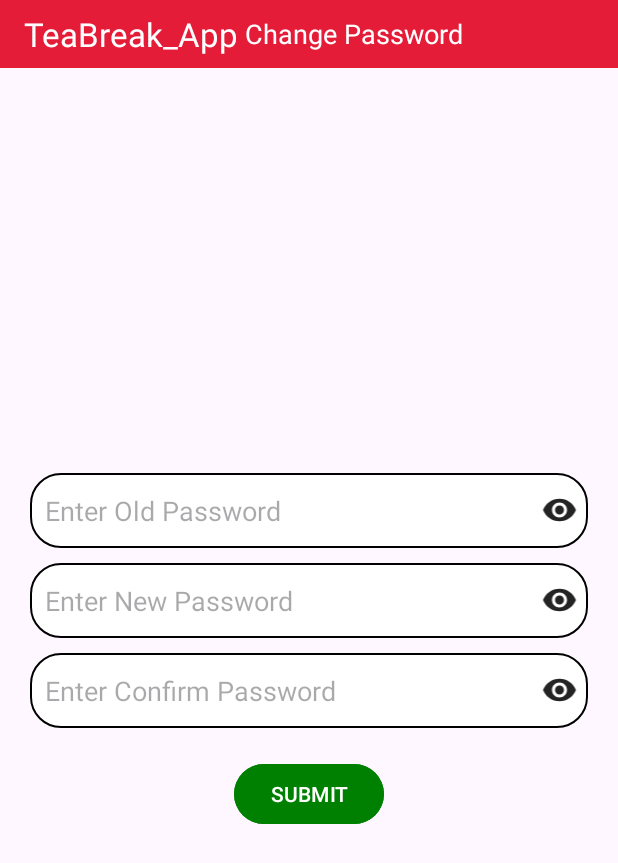
After one commit to sudharani524/TeaBreak_App2, an Android app: the ChangePasswordActivity screen opened directly, with no data from a screen before it, on a phone screen of 412 x 824 dp. The commit adds this screen. Shown: the top 863 px of the screen. Run offline under Robolectric (Android 15) with nearby library versions, the phone set to English and light mode, and no system bars.

Commit message:
change password api call

```diff
--- a/app/src/main/AndroidManifest.xml
+++ b/app/src/main/AndroidManifest.xml
@@ -72,6 +72,12 @@
         <activity
             android:name=".Ui.DashboardActivity"
             android:exported="false" />
+
+        <activity
+            android:name=".Ui.ChangePasswordActivity"
+            android:exported="false" />
+
+
         <activity
             android:name=".Ui.MainActivity"
             android:exported="false" />
--- a/app/src/main/java/com/example/teabreak_app/Ui/DashboardActivity.java
+++ b/app/src/main/java/com/example/teabreak_app/Ui/DashboardActivity.java
@@ -324,6 +324,9 @@ public class DashboardActivity extends AppCompatActivity implements NavigationVi
         else if(id == R.id.Faq){
             startActivity(new Intent(DashboardActivity.this, Faqs.class));
         }
+        else if(id==R.id.change_pswd){
+            startActivity(new Intent(DashboardActivity.this,ChangePasswordActivity.class));
+        }
         else if(id ==R.id.logout){
             AlertDialog logoutDialog = new AlertDialog.Builder(DashboardActivity.this).setTitle("logout")
                     .setMessage("Are you really want to logout")
--- a/app/src/main/java/com/example/teabreak_app/Utils/Constant.java
+++ b/app/src/main/java/com/example/teabreak_app/Utils/Constant.java
@@ -4,4 +4,6 @@ public class Constant {
 
     public static final String SERVER_BASE_URL = "https://teabreak.digitalrupay.com/webservices/";
 
+    public static final String ccavenue_test_url=" https://test.ccavenue.com";
+
 }
--- a/app/src/main/java/com/example/teabreak_app/repository/ApiInterface.java
+++ b/app/src/main/java/com/example/teabreak_app/repository/ApiInterface.java
@@ -33,4 +33,8 @@ public interface ApiInterface {
     @POST("login/user_logout")
     Call<JsonObject>logout (@Body JsonObject jsonObject);
 
+    @Headers("Content-Type: application/json")
+    @POST("apis/change_pwd")
+    Call<JsonObject>change_password(@Body JsonObject jsonObject);
+
 }
--- /dev/null
+++ b/app/src/main/res/drawable/notvisible.xml
@@ -0,0 +1,5 @@
+<vector android:alpha="0.86" android:height="24dp"
+    android:tint="@color/black" android:viewportHeight="24"
+    android:viewportWidth="24" android:width="24dp" xmlns:android="http://schemas.android.com/apk/res/android">
+    <path android:fillColor="@android:color/white" android:pathData="M12,7c2.76,0 5,2.24 5,5 0,0.65 -0.13,1.26 -0.36,1.83l2.92,2.92c1.51,-1.26 2.7,-2.89 3.43,-4.75 -1.73,-4.39 -6,-7.5 -11,-7.5 -1.4,0 -2.74,0.25 -3.98,0.7l2.16,2.16C10.74,7.13 11.35,7 12,7zM2,4.27l2.28,2.28 0.46,0.46C3.08,8.3 1.78,10.02 1,12c1.73,4.39 6,7.5 11,7.5 1.55,0 3.03,-0.3 4.38,-0.84l0.42,0.42L19.73,22 21,20.73 3.27,3 2,4.27zM7.53,9.8l1.55,1.55c-0.05,0.21 -0.08,0.43 -0.08,0.65 0,1.66 1.34,3 3,3 0.22,0 0.44,-0.03 0.65,-0.08l1.55,1.55c-0.67,0.33 -1.41,0.53 -2.2,0.53 -2.76,0 -5,-2.24 -5,-5 0,-0.79 0.2,-1.53 0.53,-2.2zM11.84,9.02l3.15,3.15 0.02,-0.16c0,-1.66 -1.34,-3 -3,-3l-0.17,0.01z"/>
+</vector>
--- /dev/null
+++ b/app/src/main/res/drawable/pswd.xml
@@ -0,0 +1,5 @@
+<vector android:height="24dp" android:tint="#000000"
+    android:viewportHeight="24" android:viewportWidth="24"
+    android:width="24dp" xmlns:android="http://schemas.android.com/apk/res/android">
+    <path android:fillColor="@android:color/white" android:pathData="M2,17h20v2H2V17zM3.15,12.95L4,11.47l0.85,1.48l1.3,-0.75L5.3,10.72H7v-1.5H5.3l0.85,-1.47L4.85,7L4,8.47L3.15,7l-1.3,0.75L2.7,9.22H1v1.5h1.7L1.85,12.2L3.15,12.95zM9.85,12.2l1.3,0.75L12,11.47l0.85,1.48l1.3,-0.75l-0.85,-1.48H15v-1.5h-1.7l0.85,-1.47L12.85,7L12,8.47L11.15,7l-1.3,0.75l0.85,1.47H9v1.5h1.7L9.85,12.2zM23,9.22h-1.7l0.85,-1.47L20.85,7L20,8.47L19.15,7l-1.3,0.75l0.85,1.47H17v1.5h1.7l-0.85,1.48l1.3,0.75L20,11.47l0.85,1.48l1.3,-0.75l-0.85,-1.48H23V9.22z"/>
+</vector>
--- /dev/null
+++ b/app/src/main/res/drawable/visible.xml
@@ -0,0 +1,5 @@
+<vector android:alpha="0.86" android:height="24dp"
+    android:tint="@color/black" android:viewportHeight="24"
+    android:viewportWidth="24" android:width="24dp" xmlns:android="http://schemas.android.com/apk/res/android">
+    <path android:fillColor="@android:color/white" android:pathData="M12,4.5C7,4.5 2.73,7.61 1,12c1.73,4.39 6,7.5 11,7.5s9.27,-3.11 11,-7.5c-1.73,-4.39 -6,-7.5 -11,-7.5zM12,17c-2.76,0 -5,-2.24 -5,-5s2.24,-5 5,-5 5,2.24 5,5 -2.24,5 -5,5zM12,9c-1.66,0 -3,1.34 -3,3s1.34,3 3,3 3,-1.34 3,-3 -1.34,-3 -3,-3z"/>
+</vector>
--- /dev/null
+++ b/app/src/main/res/layout/activity_change_password.xml
@@ -0,0 +1,180 @@
+<?xml version="1.0" encoding="utf-8"?>
+<LinearLayout xmlns:android="http://schemas.android.com/apk/res/android"
+    xmlns:app="http://schemas.android.com/apk/res-auto"
+    xmlns:tools="http://schemas.android.com/tools"
+    android:layout_width="match_parent"
+    android:layout_height="match_parent"
+    android:orientation="vertical"
+    android:weightSum="10"
+    tools:context=".Ui.ChangePasswordActivity">
+
+    <LinearLayout
+        android:layout_width="match_parent"
+        android:layout_height="0dp"
+        android:orientation="vertical"
+        android:layout_weight="10">
+        <include layout="@layout/toolbar"
+            android:id="@+id/t_bar"/>
+        <LinearLayout
+            android:layout_width="match_parent"
+            android:layout_height="match_parent"
+            android:orientation="vertical"
+            android:gravity="center_vertical">
+            <LinearLayout
+                android:id="@+id/old"
+                android:layout_width="match_parent"
+                android:layout_height="50dp"
+                android:layout_below="@+id/l_e1"
+                android:layout_marginLeft="20dp"
+                android:layout_marginRight="20dp"
+                android:layout_marginTop="10dp"
+                android:layout_gravity="center_vertical"
+                android:background="@drawable/bg2"
+                android:orientation="horizontal"
+                android:weightSum="1">
+
+
+                <EditText
+                    android:id="@+id/tv_oldpassword"
+                    android:layout_width="0dp"
+                    android:layout_height="match_parent"
+                    android:layout_weight="0.9"
+                    android:background="@null"
+                    android:hint="Enter Old Password"
+                    android:imeOptions="actionDone"
+                    android:inputType="textPassword"
+                    android:paddingLeft="10dp"
+                    android:textColor="@color/black"
+                    android:textSize="18sp">
+
+                </EditText>
+
+                <!-- <ImageView
+                     android:id="@+id/iv_invisible"
+                     android:layout_width="20dp"
+                     android:src="@drawable/visible"
+                     android:layout_height="20dp"
+                     android:layout_gravity="center"/>-->
+                <ImageView
+                    android:layout_width="0dp"
+                    android:layout_height="wrap_content"
+                    android:src="@drawable/visible"
+                    android:layout_weight="0.1"
+                    android:layout_gravity="center"
+                    android:id="@+id/iv_visible"
+                    />
+
+                <!--  <ImageView
+                      android:id="@+id/iv_visible"
+                      android:layout_width="20dp"
+                      android:layout_height="20dp"
+                      android:src="@drawable/notvisible"
+                      android:layout_gravity="center"
+                      android:visibility="gone" />-->
+            </LinearLayout>
+            <LinearLayout
+                android:id="@+id/newpassword"
+                android:layout_width="match_parent"
+                android:layout_height="50dp"
+                android:layout_below="@+id/l_e1"
+                android:layout_marginLeft="20dp"
+                android:layout_marginTop="10dp"
+                android:layout_marginRight="20dp"
+                android:background="@drawable/bg2"
+                android:orientation="horizontal"
+                android:weightSum="1">
+
+
+                <EditText
+                    android:id="@+id/tv_newpassword"
+                    android:layout_width="0dp"
+                    android:layout_height="match_parent"
+                    android:layout_weight="0.9"
+                    android:background="@null"
+                    android:hint="Enter New Password"
+                    android:imeOptions="actionDone"
+                    android:inputType="textPassword"
+                    android:paddingLeft="10dp"
+                    android:textColor="@color/black"
+                    android:textSize="18sp">
+
+                </EditText>
+
+                <ImageView
+                    android:layout_width="0dp"
+                    android:layout_height="wrap_content"
+                    android:src="@drawable/visible"
+                    android:layout_weight="0.1"
+                    android:layout_gravity="center"
+                    android:id="@+id/iv_visible2"
+                    />
+
+                <!--    <ImageView
+                        android:id="@+id/iv_visible1"
+                        android:layout_width="20dp"
+                        android:layout_height="20dp"
+                        android:src="@drawable/notvisible"
+                        android:layout_gravity="center"
+                        android:visibility="gone" />-->
+
+            </LinearLayout>
+            <LinearLayout
+                android:id="@+id/confirm"
+                android:layout_width="match_parent"
+                android:layout_height="50dp"
+                android:background="@drawable/bg2"
+                android:layout_marginLeft="20dp"
+                android:layout_marginTop="10dp"
+                android:layout_marginRight="20dp"
+                android:orientation="horizontal"
+                android:weightSum="1">
+
+
+                <EditText
+                    android:id="@+id/tv_cpassword"
+                    android:layout_width="0dp"
+                    android:layout_height="match_parent"
+                    android:layout_weight="0.9"
+                    android:background="@null"
+                    android:hint="Enter Confirm Password"
+                    android:imeOptions="actionDone"
+                    android:inputType="textPassword"
+                    android:paddingLeft="10dp"
+                    android:textColor="@color/black"
+                    android:textSize="18sp">
+
+                </EditText>
+
+                <ImageView
+                    android:layout_width="0dp"
+                    android:layout_height="wrap_content"
+                    android:src="@drawable/visible"
+                    android:layout_weight="0.1"
+                    android:layout_gravity="center"
+                    android:id="@+id/iv_visible3"
+                    />
+                <!--  <ImageView
+                      android:id="@+id/iv_visible2"
+                      android:layout_width="20dp"
+                      android:layout_height="20dp"
+                      android:src="@drawable/notvisible"
+                      android:layout_gravity="center"
+                      android:visibility="gone" />-->
+            </LinearLayout>
+            <Button
+                android:id="@+id/bt_passowrdsubmit"
+                android:layout_width="wrap_content"
+                android:layout_height="wrap_content"
+                android:layout_gravity="center"
+                android:layout_marginTop="20dp"
+                android:layout_marginBottom="10dp"
+                android:backgroundTint="@color/green"
+                android:text="SUBMIT"/>
+
+
+        </LinearLayout>
+
+    </LinearLayout>
+
+
+</LinearLayout>
--- a/app/src/main/res/menu/nav_menu.xml
+++ b/app/src/main/res/menu/nav_menu.xml
@@ -28,6 +28,12 @@
             android:id="@+id/Faq"
             android:icon="@drawable/faq"
             android:title="FAQ'S"/>
+
+        <item
+            android:id="@+id/change_pswd"
+            android:icon="@drawable/pswd"
+            android:title="Change Password"/>
+
         <item
             android:id="@+id/logout"
             android:icon="@drawable/logout"
```
Also changed, not shown: app/src/main/java/com/example/teabreak_app/Ui/ChangePasswordActivity.java (added, +164 -0 lines), app/src/main/java/com/example/teabreak_app/ViewModel/TeaBreakViewModel.java (+29 -0 lines).
